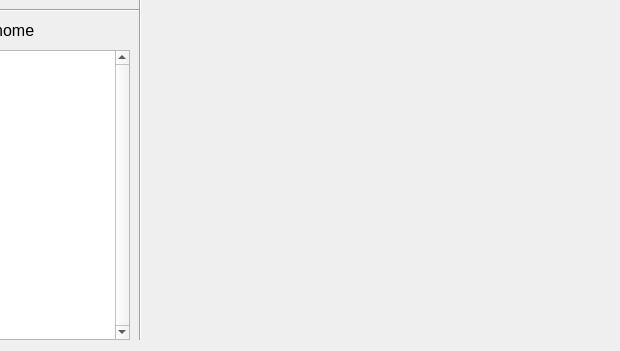
Old version of the form tfne/visualizer/codeepneat/tfnev_codeepneat_mainwindow_ui.ui in the repository YangZhafou/Tensorflow-Neuroevolution; both pictures show x 380 to 1000 and y 349 to 700 of the 1000 by 700 pixel window.
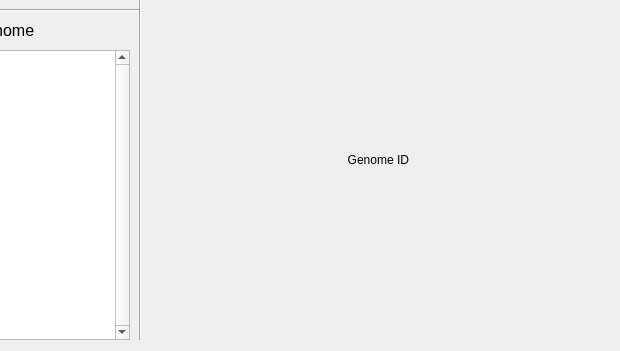
New version of the form.

Commit message: Add 'visualize' function to cdn genome and base_genome; Fix missing abstractmethod bug in base genome; Update visualizer functionality to show visualized genome model when clicking best genome

The edit to the form file:
```diff
--- a/tfne/visualizer/codeepneat/tfnev_codeepneat_mainwindow_ui.ui
+++ b/tfne/visualizer/codeepneat/tfnev_codeepneat_mainwindow_ui.ui
@@ -83,6 +83,32 @@
       <string>List of generations and their best genome</string>
      </property>
     </widget>
+    <widget class="QWidget" name="ga_widget_genome_visualization" native="true">
+     <property name="geometry">
+      <rect>
+       <x>470</x>
+       <y>0</y>
+       <width>460</width>
+       <height>460</height>
+      </rect>
+     </property>
+    </widget>
+    <widget class="QLabel" name="ga_lbl_genome_id">
+     <property name="geometry">
+      <rect>
+       <x>470</x>
+       <y>470</y>
+       <width>460</width>
+       <height>20</height>
+      </rect>
+     </property>
+     <property name="text">
+      <string>Genome ID </string>
+     </property>
+     <property name="alignment">
+      <set>Qt::AlignCenter</set>
+     </property>
+    </widget>
    </widget>
   </widget>
   <widget class="QMenuBar" name="menubar">
```
Left out of the diff: 2 changed lines with no effect on the pictures. The commit also changes 4 other files.
